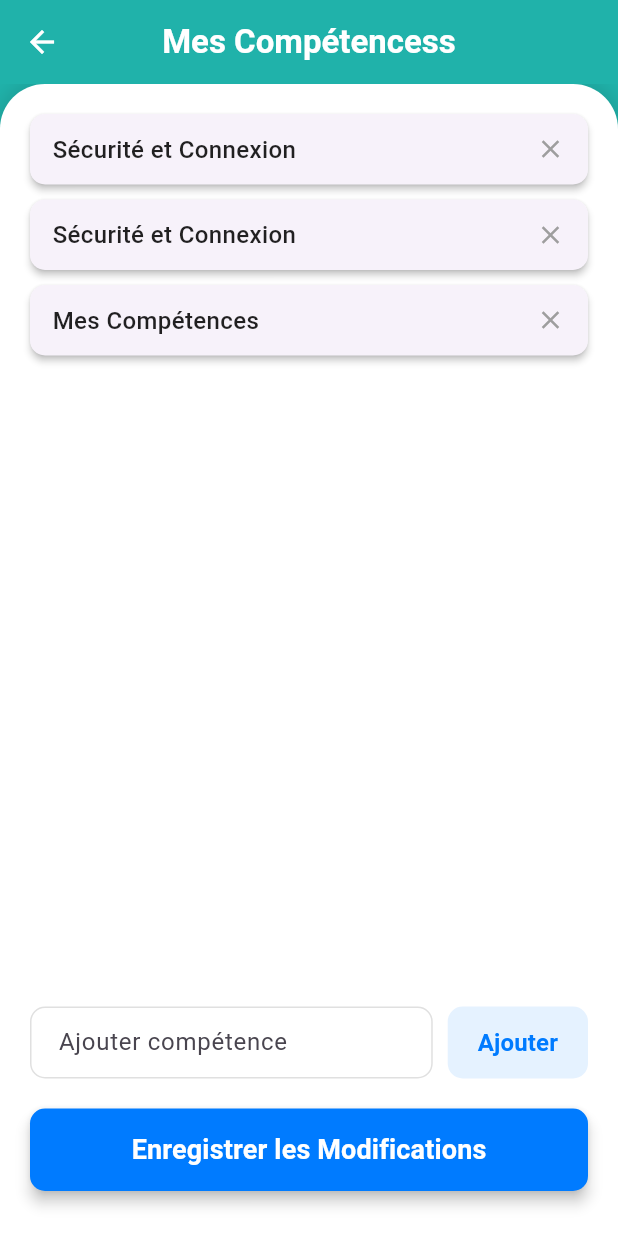
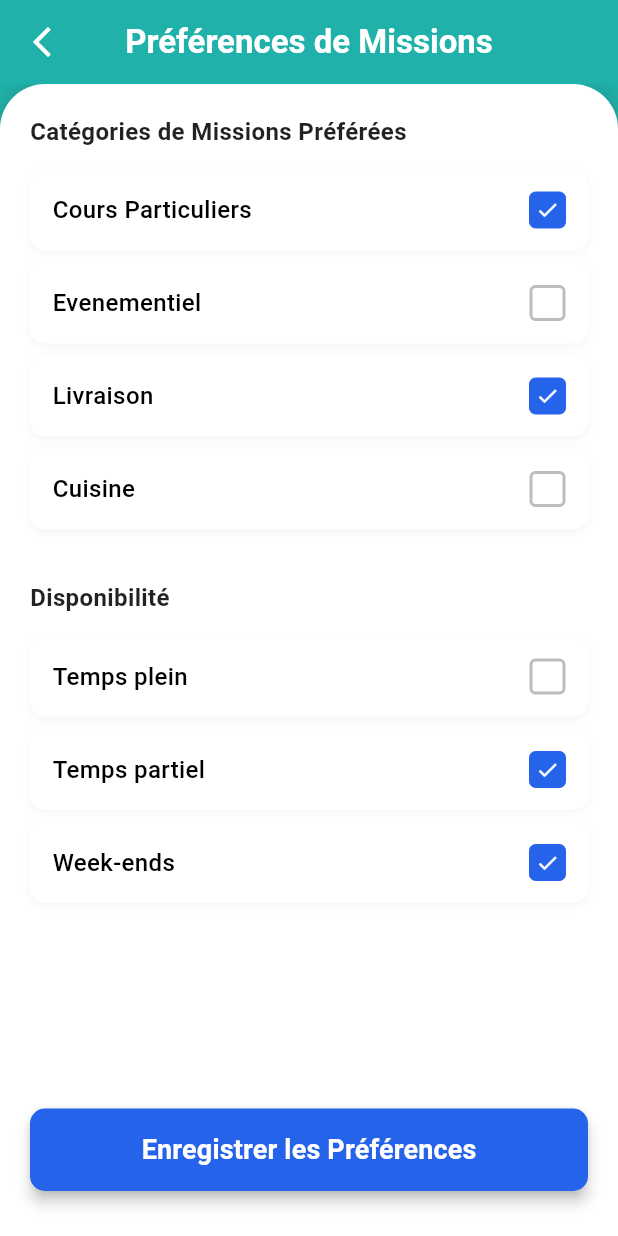
Before and after one commit to Tji-Teliman/tji_teliman_mobile, a Flutter app: the screen it shows after launch, on a phone screen of 412 x 824 dp. Run offline on Flutter 3.47's test engine with Material 3 defaults, Android fonts, the light colour scheme and no system bars; our stand-ins replace google_fonts, google_maps_flutter.

Commit message:
feat: ajout de la page preference_mission  dans le  parametre

```diff
--- a/lib/main.dart
+++ b/lib/main.dart
@@ -11,6 +11,7 @@ import 'package:tji_teliman_mobile/screens/screens_jeunes/faq_security.dart';
 import 'package:tji_teliman_mobile/screens/screens_jeunes/historique_litige.dart';
 import 'package:tji_teliman_mobile/screens/screens_jeunes/historique_paiement.dart';
 import 'package:tji_teliman_mobile/screens/screens_jeunes/liste_litige.dart';
+import 'package:tji_teliman_mobile/screens/screens_jeunes/mission_parametre.dart';
 import 'package:tji_teliman_mobile/screens/screens_jeunes/noter_recruteur.dart';
 import 'package:tji_teliman_mobile/screens/screens_jeunes/parametre.dart';
 import 'package:tji_teliman_mobile/screens/screens_jeunes/parametre_change_mdp.dart';
@@ -48,7 +49,7 @@ class MyApp extends StatelessWidget {
         useMaterial3: true,
       ),
       // L'écran de démarrage est défini ici
-      home: const CompetencesParametre(),
+      home: const MissionParametre(),
       debugShowCheckedModeBanner: false,
     );
   }
--- /dev/null
+++ b/lib/screens/screens_jeunes/mission_parametre.dart
@@ -0,0 +1,284 @@
+import 'package:flutter/material.dart';
+
+
+class MissionParametre extends StatelessWidget {
+  const MissionParametre({super.key});
+
+  // Définition de la couleur primaire spécifiée
+  final Color _primaryBlue = const Color(0xFF2563EB);
+
+  @override
+  Widget build(BuildContext context) {
+    return MaterialApp(
+      title: 'Tji Teliman - Préférences',
+      theme: ThemeData(
+        useMaterial3: true,
+        primaryColor: _primaryBlue,
+        colorScheme: ColorScheme.light(
+          primary: _primaryBlue,
+          // Couleur pour la coche des Checkbox
+          secondary: _primaryBlue,
+        ),
+        visualDensity: VisualDensity.adaptivePlatformDensity,
+      ),
+      home: const MissionPreferencesScreen(),
+      debugShowCheckedModeBanner: false,
+    );
+  }
+}
+// --- END MAIN APP STRUCTURE ---
+
+
+// --- WIDGET UTILITAIRE POUR LES LIGNES DE PRÉFÉRENCE ---
+
+// Widget réutilisable pour simuler l'apparence des lignes dans l'image
+class PreferenceTile extends StatelessWidget {
+  final String title;
+  final bool isChecked;
+  final bool isCircular; // Pour différencier le cercle (radio) ou le carré (checkbox) - même si c'est un checkbox qui gère l'état
+  final ValueChanged<bool?> onChanged;
+
+  const PreferenceTile({
+    super.key,
+    required this.title,
+    required this.isChecked,
+    required this.onChanged,
+    this.isCircular = false,
+  });
+
+  // Définition du bleu primaire pour le bouton et la coche
+  final Color _primaryBlue = const Color(0xFF2563EB);
+  final Color _tealColor = const Color(0xFF20B2AA);
+
+
+  @override
+  Widget build(BuildContext context) {
+    return Container(
+      margin: const EdgeInsets.symmetric(vertical: 4.0),
+      decoration: BoxDecoration(
+        color: Colors.white,
+        borderRadius: BorderRadius.circular(10),
+        boxShadow: [
+          // Ombre légère pour chaque tuile
+          BoxShadow(
+            color: Colors.grey.withOpacity(0.1),
+            blurRadius: 4,
+            offset: const Offset(0, 2),
+          ),
+        ],
+      ),
+      child: Material(
+        color: Colors.transparent,
+        child: InkWell(
+          onTap: () => onChanged(!isChecked), // Inverse l'état au tap
+          borderRadius: BorderRadius.circular(10),
+          child: Padding(
+            padding: const EdgeInsets.symmetric(horizontal: 15, vertical: 15),
+            child: Row(
+              mainAxisAlignment: MainAxisAlignment.spaceBetween,
+              children: [
+                Text(
+                  title,
+                  style: const TextStyle(fontSize: 16, fontWeight: FontWeight.w500),
+                ),
+                // Icône personnalisée pour simuler le style de l'image
+                Container(
+                  width: 24,
+                  height: 24,
+                  decoration: BoxDecoration(
+                    shape: isCircular ? BoxShape.circle : BoxShape.rectangle,
+                    borderRadius: isCircular ? null : BorderRadius.circular(4),
+                    border: Border.all(
+                      color: isChecked ? _primaryBlue : Colors.grey.shade400,
+                      width: isChecked ? 0 : 2,
+                    ),
+                    color: isChecked ? _primaryBlue : Colors.transparent,
+                  ),
+                  child: isChecked
+                      ? const Center(
+                          child: Icon(
+                            Icons.check, // Icône de coche
+                            color: Colors.white,
+                            size: 16,
+                          ),
+                        )
+                      : null,
+                ),
+              ],
+            ),
+          ),
+        ),
+      ),
+    );
+  }
+}
+// --- END WIDGET UTILITAIRE ---
+
+
+// --- MISSION PREFERENCES SCREEN IMPLEMENTATION ---
+
+class MissionPreferencesScreen extends StatefulWidget {
+  const MissionPreferencesScreen({super.key});
+
+  @override
+  State<MissionPreferencesScreen> createState() => _MissionPreferencesScreenState();
+}
+
+class _MissionPreferencesScreenState extends State<MissionPreferencesScreen> {
+  // Définition des couleurs
+  final Color _primaryTeal = const Color(0xFF20B2AA); // Couleur de l'AppBar et du fond
+  final Color _primaryBlue = const Color(0xFF2563EB); // Bleu primaire pour les actions/bordures
+
+  // États du formulaire
+  Map<String, bool> _missionCategories = {
+    'Cours Particuliers': true,
+    'Evenementiel': false,
+    'Livraison': true,
+    'Cuisine': false,
+  };
+
+  Map<String, bool> _availability = {
+    'Temps plein': false,
+    'Temps partiel': true,
+    'Week-ends': true,
+  };
+
+  // Fonction pour enregistrer les préférences (simulation)
+  void _savePreferences() {
+    final selectedCategories = _missionCategories.entries.where((e) => e.value).map((e) => e.key).toList();
+    final selectedAvailability = _availability.entries.where((e) => e.value).map((e) => e.key).toList();
+
+    String message = 'Catégories: ${selectedCategories.join(', ')} | Disponibilité: ${selectedAvailability.join(', ')} (Simulation)';
+
+    ScaffoldMessenger.of(context).showSnackBar(
+      SnackBar(
+        content: Text('Préférences enregistrées : $message'),
+        backgroundColor: Colors.green,
+        duration: const Duration(seconds: 3),
+      ),
+    );
+  }
+
+  @override
+  Widget build(BuildContext context) {
+    return Scaffold(
+      backgroundColor: _primaryTeal,
+      appBar: AppBar(
+        backgroundColor: _primaryTeal,
+        elevation: 0,
+        leading: IconButton(
+          // Icône de retour iOS
+          icon: const Icon(Icons.arrow_back_ios_new, color: Colors.white, size: 24),
+          onPressed: () {
+            // Logique de retour
+          },
+        ),
+        title: const Text(
+          'Préférences de Missions',
+          style: TextStyle(color: Colors.white, fontWeight: FontWeight.w600),
+        ),
+        centerTitle: true,
+      ),
+      body: Column(
+        children: <Widget>[
+          // Le conteneur blanc principal avec les coins supérieurs arrondis
+          Expanded(
+            child: Container(
+              width: double.infinity,
+              decoration: const BoxDecoration(
+                color: Colors.white,
+                borderRadius: BorderRadius.vertical(top: Radius.circular(30.0)),
+                boxShadow: [
+                  BoxShadow(
+                    color: Colors.black12,
+                    blurRadius: 10.0,
+                    spreadRadius: 2.0,
+                  ),
+                ],
+              ),
+              child: Padding(
+                padding: const EdgeInsets.all(20.0),
+                child: Column(
+                  crossAxisAlignment: CrossAxisAlignment.start,
+                  children: [
+
+                    // --- 1. Catégories de Missions Préférées ---
+                    const Text(
+                      'Catégories de Missions Préférées',
+                      style: TextStyle(fontWeight: FontWeight.bold, fontSize: 16, color: Colors.black87),
+                    ),
+                    const SizedBox(height: 10),
+                    // Liste des catégories
+                    ..._missionCategories.keys.map((key) {
+                      return PreferenceTile(
+                        title: key,
+                        isChecked: _missionCategories[key]!,
+                        isCircular: false, // Cases carrées pour les catégories (choix multiples)
+                        onChanged: (bool? newValue) {
+                          setState(() {
+                            _missionCategories[key] = newValue!;
+                          });
+                        },
+                      );
+                    }).toList(),
+
+                    const SizedBox(height: 30),
+
+                    // --- 2. Disponibilité ---
+                    const Text(
+                      'Disponibilité',
+                      style: TextStyle(fontWeight: FontWeight.bold, fontSize: 16, color: Colors.black87),
+                    ),
+                    const SizedBox(height: 10),
+                    // Liste des disponibilités
+                    ..._availability.keys.map((key) {
+                      return PreferenceTile(
+                        title: key,
+                        isChecked: _availability[key]!,
+                        isCircular: false, // Cases carrées pour la disponibilité (choix multiples)
+                        onChanged: (bool? newValue) {
+                          setState(() {
+                            _availability[key] = newValue!;
+                          });
+                        },
+                      );
+                    }).toList(),
+
+                    const Spacer(), // Pousse le bouton en bas
+
+                    // --- Bouton Enregistrer les Préférences ---
+                    SizedBox(
+                      width: double.infinity,
+                      height: 55,
+                      child: ElevatedButton(
+                        onPressed: _savePreferences,
+                        style: ElevatedButton.styleFrom(
+                          // Couleur de fond du bouton en bleu foncé
+                          backgroundColor: _primaryBlue,
+                          shape: RoundedRectangleBorder(
+                            borderRadius: BorderRadius.circular(10.0),
+                          ),
+                          elevation: 4,
+                        ),
+                        child: const Text(
+                          'Enregistrer les Préférences',
+                          style: TextStyle(
+                            color: Colors.white,
+                            fontSize: 18,
+                            fontWeight: FontWeight.bold,
+                          ),
+                        ),
+                      ),
+                    ),
+                    const SizedBox(height: 10),
+                  ],
+                ),
+              ),
+            ),
+          ),
+        ],
+      ),
+    );
+  }
+}
+// --- END MISSION PREFERENCES SCREEN IMPLEMENTATION ---
```
